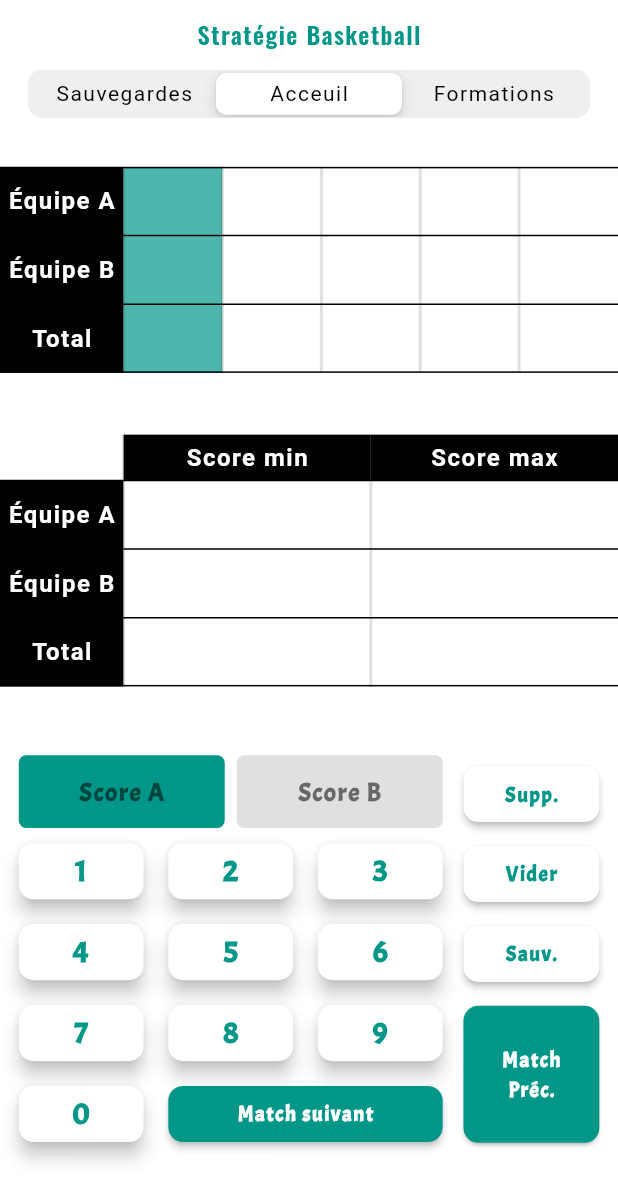
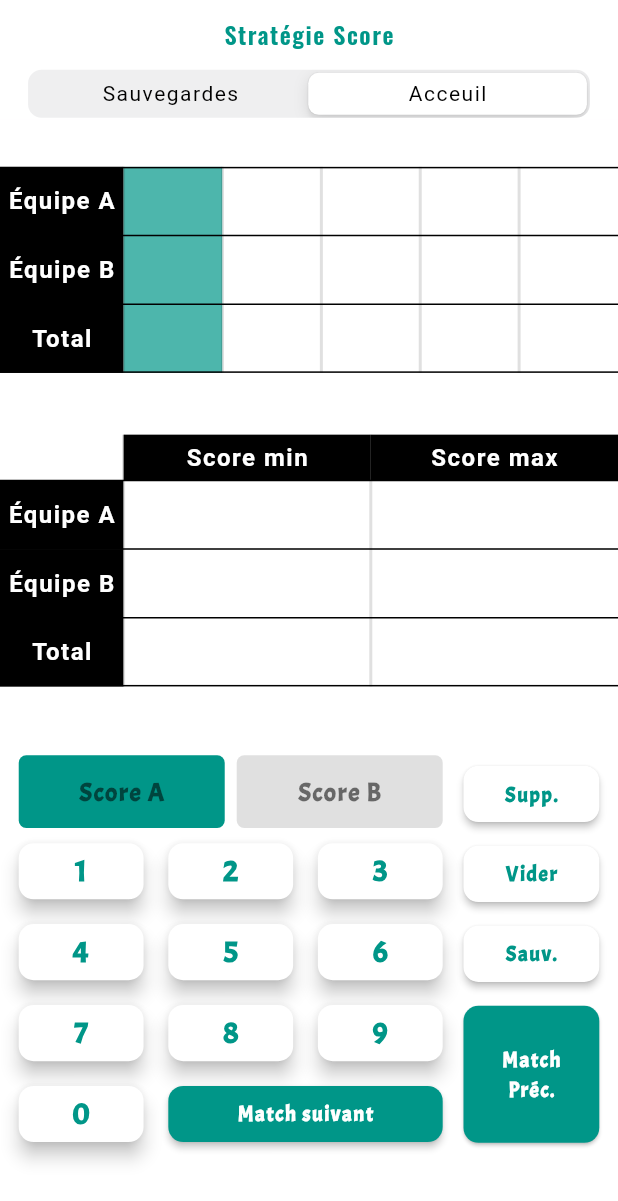
Before and after one commit to AliasTzr/dando, a Flutter app: the ScreenManager screen opened by its route, on a phone screen of 412 x 824 dp. Shown: the top 1201 px of the screen. Run offline on Flutter 3.47's test engine with Material 3 defaults, Android fonts, the light colour scheme and no system bars; our stand-ins replace carousel_slider, flutter_local_notifications, flutter_speed_dial, flutter_spinkit, font_awesome_flutter, get and 7 more; missing offline and left inert: clipboard, flutter_windowmanager; accounts and stored records are empty.

```diff
--- a/lib/Controllers/screen_manager_controller.dart
+++ b/lib/Controllers/screen_manager_controller.dart
@@ -22,10 +22,6 @@ class ScreenManagerController extends GetxController {
       "Acceuil",
       style: MyStyle(fontFamily: 'roboto', color: Colors.black, fontWeight: FontWeight.normal, fontSize: 14),
     ),
-    2: const Text(
-      "Formations",
-      style: MyStyle(fontFamily: 'roboto', color: Colors.black, fontWeight: FontWeight.normal, fontSize: 14),
-    )
   };
 
   listenToNotification() {
--- a/lib/Models/Server/server_response.dart
+++ b/lib/Models/Server/server_response.dart
@@ -8,6 +8,5 @@ class ServerResponse {
   final String message;
   ServerResponse({required this.status, required this.message});
   Map<String, dynamic> toJson() => _$ServerResponseToJson(this);
-
   factory ServerResponse.fromJson(Map<String, dynamic> json) => _$ServerResponseFromJson(json);
 }
--- a/lib/Pages/screen_manager.dart
+++ b/lib/Pages/screen_manager.dart
@@ -6,9 +6,8 @@ import 'package:projet0_strat/Controllers/controller.dart';
 import 'package:projet0_strat/Controllers/screen_manager_controller.dart';
 import 'package:projet0_strat/Pages/data_saved.dart';
 import 'package:projet0_strat/Pages/home.dart';
-import 'package:projet0_strat/Pages/messages_ui.dart';
 
-class ScreenManager extends GetWidget {
+class ScreenManager extends GetWidget<ScreenManagerController> {
   const ScreenManager({super.key});
 
   @override
@@ -17,6 +16,7 @@ class ScreenManager extends GetWidget {
       onWillPop: () async {
         if ( Get.put(ScreenManagerController()).currentPage.value != 1) {
           Get.put(ScreenManagerController()).currentPage(1);
+          Get.put(ScreenManagerController()).changeScreen();
           return false;
         }
         return true;
@@ -28,7 +28,7 @@ class ScreenManager extends GetWidget {
             backgroundColor: Colors.white,
             elevation: 0,
             title: Text(
-              "Stratégie Basketball",
+              "Stratégie Score",
               style: MyStyle(fontFamily: Get.put(Controller()).oswaldFamily, color: Get.put(Controller()).tealColor, fontWeight: FontWeight.w600, fontSize: 16),
             ),
             centerTitle: true,
@@ -57,7 +57,7 @@ class ScreenManager extends GetWidget {
             child: PageView(
               physics: const NeverScrollableScrollPhysics(),
               controller: Get.put(ScreenManagerController()).pageController,
-              children: const [Storage(), Home(), MessagesUI()],
+              children: const [Storage(), Home()],
             ),
           ),
         ),
```
